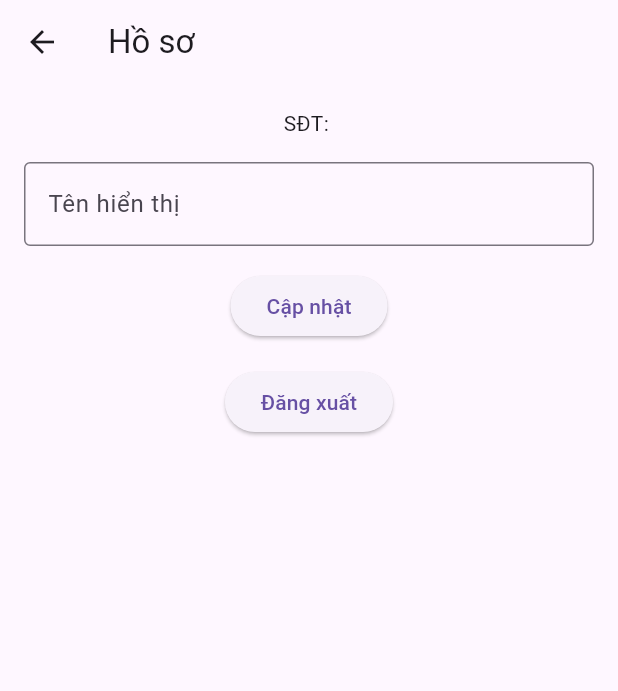
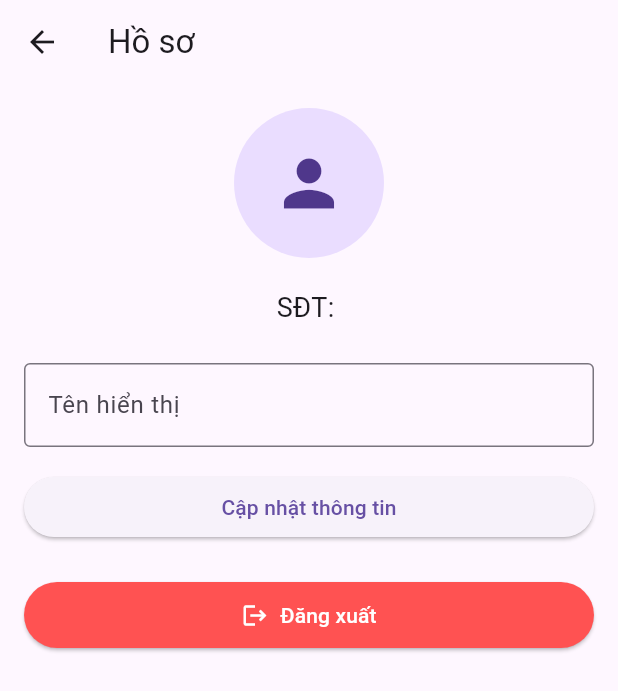
Before and after one commit to trietcs/email_application_demo, a Flutter app: the screen it shows once a user with an empty profile is signed in, item 2 of the bottom bar chosen, after a tap on the "account circle" icon, on a phone screen of 412 x 824 dp. Shown: the top 691 px of the screen. Run offline on Flutter 3.47's test engine with Material 3 defaults, Android fonts, the phone set to English and light mode, and no system bars; our stand-ins replace cloud_firestore, firebase_auth, firebase_core; accounts and stored records are empty.

Commit message:
Enhance UI and navigation: update MainScreen with IndexedStack and navigation; improve ViewProfileScreen with loading dialog and mounted checks; enhance RegisterScreen and LoginScreen UI and navigation

```diff
--- a/lib/screens/auth/login_screen.dart
+++ b/lib/screens/auth/login_screen.dart
@@ -1,3 +1,4 @@
+import 'package:email_application/screens/auth/register_screen.dart';
 import 'package:flutter/material.dart';
 import 'package:provider/provider.dart';
 import 'package:email_application/services/auth_service.dart';
@@ -24,11 +25,17 @@ class _LoginScreenState extends State<LoginScreen> {
         phoneNumber: _phoneNumberController.text,
         password: _passwordController.text,
       );
+      if (mounted) {
         setState(() => _isLoading = false);
         if (user == null) {
           ScaffoldMessenger.of(context).showSnackBar(
-        const SnackBar(content: Text('Đăng nhập thất bại. Số điện thoại hoặc mật khẩu không đúng.')),
+            const SnackBar(
+              content: Text(
+                'Đăng nhập thất bại. Số điện thoại hoặc mật khẩu không đúng.',
+              ),
+            ),
           );
+        }
       }
     }
   }
@@ -78,7 +85,11 @@ class _LoginScreenState extends State<LoginScreen> {
                     labelText: 'Mật khẩu',
                     border: const OutlineInputBorder(),
                     suffixIcon: IconButton(
-                      icon: Icon(_obscurePassword ? Icons.visibility : Icons.visibility_off),
+                      icon: Icon(
+                        _obscurePassword
+                            ? Icons.visibility
+                            : Icons.visibility_off,
+                      ),
                       onPressed: () {
                         setState(() => _obscurePassword = !_obscurePassword);
                       },
@@ -100,12 +111,20 @@ class _LoginScreenState extends State<LoginScreen> {
                     ? const CircularProgressIndicator()
                     : ElevatedButton(
                       onPressed: _login,
-                        style: ElevatedButton.styleFrom(minimumSize: const Size(double.infinity, 50)),
+                      style: ElevatedButton.styleFrom(
+                        minimumSize: const Size(double.infinity, 50),
+                      ),
                       child: const Text('Đăng nhập'),
                     ),
                 const SizedBox(height: 16),
                 TextButton(
-                  onPressed: () => Navigator.pushNamed(context, '/register'),
+                  onPressed:
+                      () => Navigator.push(
+                        context,
+                        MaterialPageRoute(
+                          builder: (context) => const RegisterScreen(),
+                        ),
+                      ),
                   child: const Text('Chưa có tài khoản? Đăng ký ngay'),
                 ),
               ],
--- a/lib/screens/main_screen.dart
+++ b/lib/screens/main_screen.dart
@@ -1,8 +1,12 @@
+import 'package:email_application/screens/emails/compose_email_screen.dart';
+import 'package:email_application/screens/profile/view_profile_screen.dart';
 import 'package:flutter/material.dart';
 import 'package:email_application/screens/inbox/inbox_screen.dart';
 import 'package:email_application/screens/sent/sent_screen.dart';
 import 'package:email_application/screens/drafts/drafts_screen.dart';
 import 'package:email_application/screens/trash/trash_screen.dart';
+import 'package:email_application/services/auth_service.dart';
+import 'package:provider/provider.dart';
 
 class MainScreen extends StatefulWidget {
   const MainScreen({super.key});
@@ -23,6 +27,15 @@ class _MainScreenState extends State<MainScreen> {
 
   @override
   Widget build(BuildContext context) {
+    final user = Provider.of<AuthService>(context, listen: false).currentUser;
+    if (user == null) {
+      return const Scaffold(
+        body: Center(
+          child: Text('Người dùng không hợp lệ. Vui lòng đăng nhập lại.'),
+        ),
+      );
+    }
+
     return Scaffold(
       appBar: AppBar(
         title: const Text('Email App'),
@@ -30,15 +43,17 @@ class _MainScreenState extends State<MainScreen> {
           IconButton(
             icon: const Icon(Icons.account_circle),
             onPressed: () {
-              Navigator.pushNamed(context, '/profile');
+              Navigator.push(
+                context,
+                MaterialPageRoute(
+                  builder: (context) => const ViewProfileScreen(),
+                ),
+              );
             },
           ),
         ],
       ),
-      body: IndexedStack(
-        index: _currentIndex,
-        children: _screens,
-      ),
+      body: IndexedStack(index: _currentIndex, children: _screens),
       bottomNavigationBar: BottomNavigationBar(
         currentIndex: _currentIndex,
         onTap: (index) {
@@ -47,7 +62,10 @@ class _MainScreenState extends State<MainScreen> {
           });
         },
         items: const [
-          BottomNavigationBarItem(icon: Icon(Icons.inbox), label: 'Hộp thư đến'),
+          BottomNavigationBarItem(
+            icon: Icon(Icons.inbox),
+            label: 'Hộp thư đến',
+          ),
           BottomNavigationBarItem(icon: Icon(Icons.send), label: 'Đã gửi'),
           BottomNavigationBarItem(icon: Icon(Icons.drafts), label: 'Bản nháp'),
           BottomNavigationBarItem(icon: Icon(Icons.delete), label: 'Thùng rác'),
@@ -55,7 +73,10 @@ class _MainScreenState extends State<MainScreen> {
       ),
       floatingActionButton: FloatingActionButton(
         onPressed: () {
-          Navigator.pushNamed(context, '/compose');
+          Navigator.push(
+            context,
+            MaterialPageRoute(builder: (context) => const ComposeEmailScreen()),
+          );
         },
         tooltip: 'Soạn thư mới',
         child: const Icon(Icons.edit),
--- a/lib/screens/profile/view_profile_screen.dart
+++ b/lib/screens/profile/view_profile_screen.dart
@@ -13,7 +13,7 @@ class ViewProfileScreen extends StatefulWidget {
 
 class _ViewProfileScreenState extends State<ViewProfileScreen> {
   final _displayNameController = TextEditingController();
-  bool _isLoading = false;
+  bool _isUpdatingProfile = false;
 
   @override
   void dispose() {
@@ -23,60 +23,116 @@ class _ViewProfileScreenState extends State<ViewProfileScreen> {
 
   Future<void> _updateProfile(String userId) async {
     if (_displayNameController.text.isNotEmpty) {
-      setState(() => _isLoading = true);
+      setState(() => _isUpdatingProfile = true);
       try {
         await Provider.of<FirestoreService>(
           context,
           listen: false,
         ).updateUserProfile(userId, displayName: _displayNameController.text);
+        if (mounted) {
           ScaffoldMessenger.of(context).showSnackBar(
             const SnackBar(content: Text('Cập nhật hồ sơ thành công')),
           );
+        }
       } catch (e) {
+        if (mounted) {
+          // Kiểm tra mounted
           ScaffoldMessenger.of(context).showSnackBar(
             const SnackBar(content: Text('Cập nhật hồ sơ thất bại')),
           );
         }
-      setState(() => _isLoading = false);
+      }
+      if (mounted) {
+        setState(() => _isUpdatingProfile = false);
+      }
     } else {
+      if (mounted) {
         ScaffoldMessenger.of(context).showSnackBar(
           const SnackBar(content: Text('Vui lòng nhập tên hiển thị')),
         );
       }
     }
+  }
+
+  Future<void> _logout() async {
+    showDialog(
+      context: context,
+      barrierDismissible: false,
+      builder: (BuildContext dialogContext) {
+        return const Center(child: CircularProgressIndicator());
+      },
+    );
+
+    try {
+      final authService = Provider.of<AuthService>(context, listen: false);
+      await authService.signOut();
+
+      if (mounted) {
+        Navigator.of(context).popUntil((route) => route.isFirst);
+      }
+    } catch (e) {
+      if (mounted) {
+        Navigator.of(context).pop();
+
+        ScaffoldMessenger.of(context).showSnackBar(
+          SnackBar(content: Text('Lỗi đăng xuất: ${e.toString()}')),
+        );
+      }
+      print('Lỗi đăng xuất: $e');
+    }
+  }
 
   @override
   Widget build(BuildContext context) {
+    final authService = Provider.of<AuthService>(context, listen: false);
+
     return StreamBuilder<User?>(
-      stream: Provider.of<AuthService>(context, listen: false).user,
+      stream: authService.user,
       builder: (context, snapshot) {
-        if (snapshot.connectionState == ConnectionState.waiting) {
+        if (snapshot.connectionState == ConnectionState.waiting &&
+            !snapshot.hasData) {
           return const Scaffold(
             body: Center(child: CircularProgressIndicator()),
           );
         }
+
         final user = snapshot.data;
+
         if (user == null) {
           return Scaffold(
             appBar: AppBar(title: const Text('Hồ sơ')),
-            body: const Center(child: Text('Vui lòng đăng nhập')),
+            body: const Center(
+              child: Text('Phiên đăng nhập đã kết thúc. Đang chuyển hướng...'),
+            ),
           );
         }
 
-        // Điền displayName hiện tại vào controller nếu chưa điền
-        _displayNameController.text =
-            _displayNameController.text.isEmpty
-                ? user.displayName ?? ''
-                : _displayNameController.text;
+        if (_displayNameController.text.isEmpty && user.displayName != null) {
+          _displayNameController.text = user.displayName!;
+        }
 
         return Scaffold(
           appBar: AppBar(title: const Text('Hồ sơ')),
           body: Padding(
             padding: const EdgeInsets.all(16.0),
+            child: SingleChildScrollView(
               child: Column(
+                crossAxisAlignment: CrossAxisAlignment.stretch,
                 children: [
-                Text('SĐT: ${user.email?.split('@')[0] ?? 'N/A'}'),
-                const SizedBox(height: 16),
+                  Center(
+                    child: CircleAvatar(
+                      radius: 50,
+                      child: Icon(Icons.person, size: 50),
+                    ),
+                  ),
+                  const SizedBox(height: 20),
+                  Center(
+                    child: Text(
+                      'SĐT: ${user.email?.split('@')[0] ?? 'N/A'}',
+                      style: TextStyle(fontSize: 18),
+                    ),
+                  ),
+                  const SizedBox(height: 24),
                   TextFormField(
                     controller: _displayNameController,
                     decoration: const InputDecoration(
@@ -85,28 +141,25 @@ class _ViewProfileScreenState extends State<ViewProfileScreen> {
                     ),
                   ),
                   const SizedBox(height: 16),
-                _isLoading
-                    ? const CircularProgressIndicator()
+                  _isUpdatingProfile
+                      ? const Center(child: CircularProgressIndicator())
                       : ElevatedButton(
                         onPressed: () => _updateProfile(user.uid),
-                      child: const Text('Cập nhật'),
+                        child: const Text('Cập nhật thông tin'),
                       ),
-                const SizedBox(height: 16),
-                ElevatedButton(
-                  onPressed: () async {
-                    await Provider.of<AuthService>(
-                      context,
-                      listen: false,
-                    ).signOut();
-                    Navigator.pushNamedAndRemoveUntil(
-                      context,
-                      '/login',
-                      (route) => false,
-                    );
-                  },
-                  child: const Text('Đăng xuất'),
+                  const SizedBox(height: 24),
+                  ElevatedButton.icon(
+                    icon: const Icon(Icons.logout),
+                    label: const Text('Đăng xuất'),
+                    onPressed: _logout,
+                    style: ElevatedButton.styleFrom(
+                      backgroundColor: Colors.redAccent,
+                      foregroundColor: Colors.white,
+                      padding: const EdgeInsets.symmetric(vertical: 12),
+                    ),
                   ),
                 ],
+              ),
             ),
           ),
         );
```
Also changed, not shown: lib/screens/auth/register_screen.dart (+75 -12 lines). Lines whose indentation alone changed are shown as unchanged.
